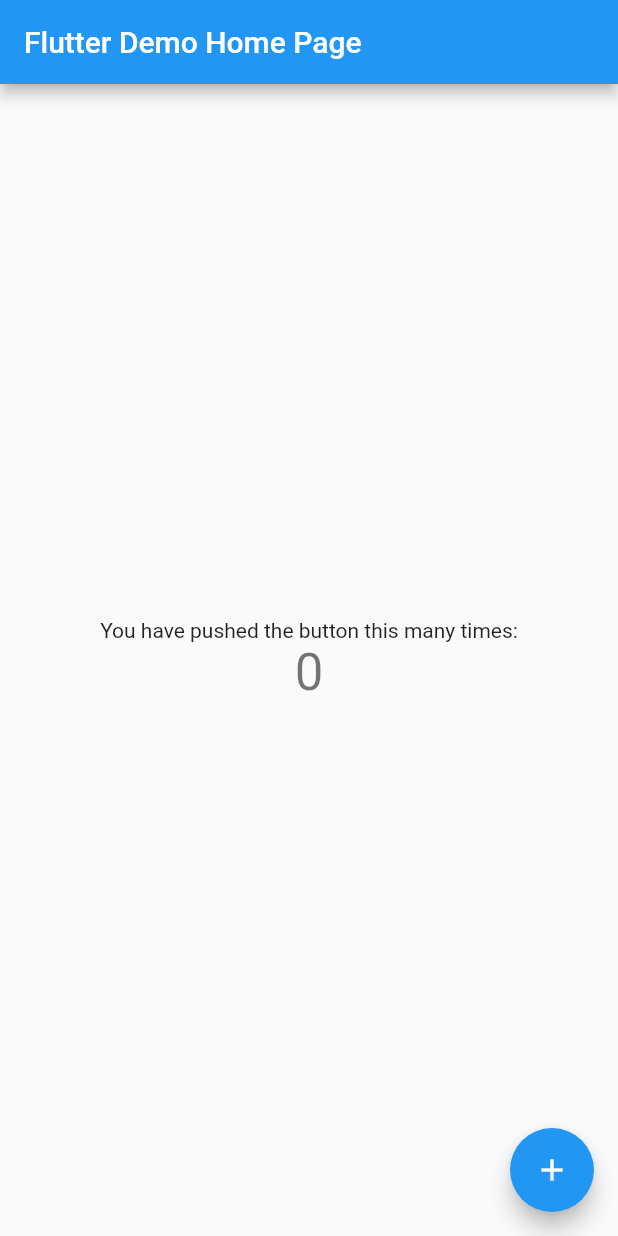
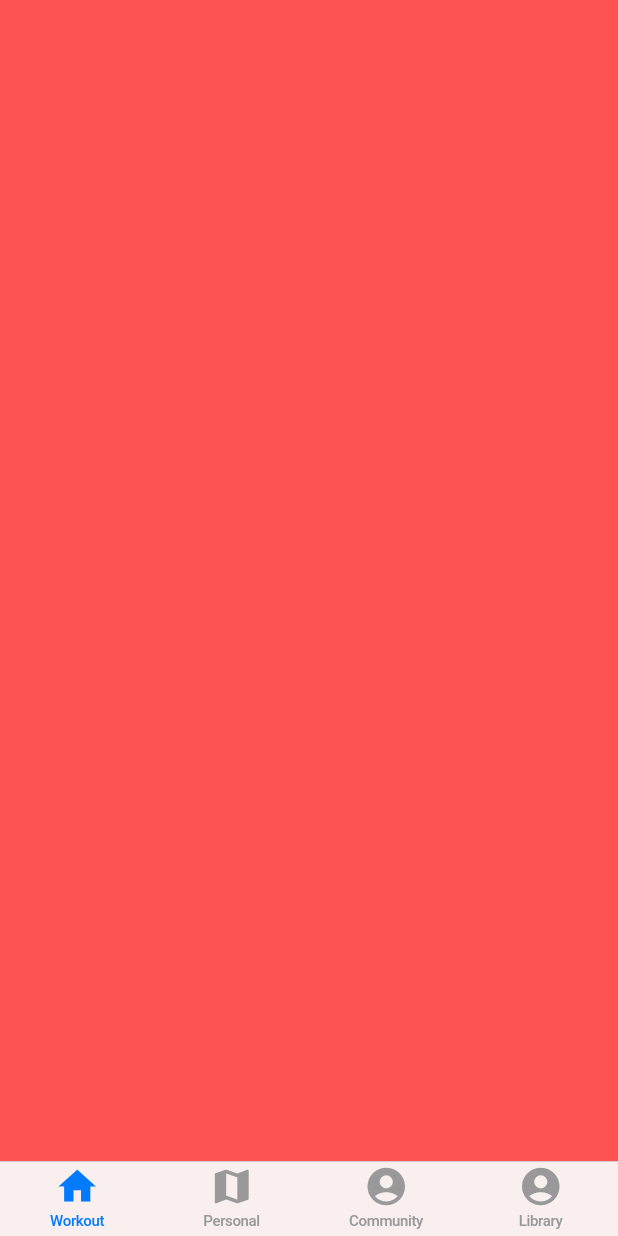
Before and after one commit to Toolenaar/TrojanWorkoutApp, a Flutter app: the screen it shows after launch, on a phone screen of 412 x 824 dp. Run offline on Flutter 3.47's test engine with Material 2 defaults, Android fonts, the phone set to English and light mode, and no system bars.

Commit message:
Cupertino & Navigation
The navigation bar is made with 4 tabs, workout/personal/community/library and is designed with cupertino theme.

```diff
--- a/workoutapp/lib/main.dart
+++ b/workoutapp/lib/main.dart
@@ -1,117 +1,110 @@
 import 'package:flutter/material.dart';
+import 'package:flutter/cupertino.dart';
 
+final GlobalKey<NavigatorState> firstTabNavKey = GlobalKey<NavigatorState>();
+final GlobalKey<NavigatorState> secondTabNavKey = GlobalKey<NavigatorState>();
+final GlobalKey<NavigatorState> thirdTabNavKey = GlobalKey<NavigatorState>();
+final GlobalKey<NavigatorState> fourthTabNavKey = GlobalKey<NavigatorState>();
 void main() {
-  runApp(MyApp());
+  runApp(
+    new CupertinoApp(
+      home: new HomeScreen(),
+      localizationsDelegates: const <LocalizationsDelegate<dynamic>>[
+        DefaultMaterialLocalizations.delegate,
+        DefaultWidgetsLocalizations.delegate,
+],
+    ),
+  );
 }
 
-class MyApp extends StatelessWidget {
-  // This widget is the root of your application.
+class HomeScreen extends StatefulWidget {
+  @override
+  _HomeScreenState createState() => _HomeScreenState();
+}
+class _HomeScreenState extends State<HomeScreen> {
   @override
   Widget build(BuildContext context) {
-    return MaterialApp(
-      title: 'Flutter Demo',
-      theme: ThemeData(
-        // This is the theme of your application.
-        //
-        // Try running your application with "flutter run". You'll see the
-        // application has a blue toolbar. Then, without quitting the app, try
-        // changing the primarySwatch below to Colors.green and then invoke
-        // "hot reload" (press "r" in the console where you ran "flutter run",
-        // or simply save your changes to "hot reload" in a Flutter IDE).
-        // Notice that the counter didn't reset back to zero; the application
-        // is not restarted.
-        primarySwatch: Colors.blue,
-        // This makes the visual density adapt to the platform that you run
-        // the app on. For desktop platforms, the controls will be smaller and
-        // closer together (more dense) than on mobile platforms.
-        visualDensity: VisualDensity.adaptivePlatformDensity,
+    return CupertinoTabScaffold(
+      tabBar: CupertinoTabBar(
+        items: [
+          BottomNavigationBarItem(
+            icon: Icon(Icons.home),
+            title: Text('Workout'),
+          ),
+          BottomNavigationBarItem(
+            icon: Icon(Icons.map),
+            title: Text('Personal'),
+          ),
+          BottomNavigationBarItem(
+            icon: Icon(Icons.account_circle),
+            title: Text('Community'),
+          ),
+          BottomNavigationBarItem(
+            icon: Icon(Icons.account_circle),
+            title: Text('Library'),
+          ),
+        ],
       ),
-      home: MyHomePage(title: 'Flutter Demo Home Page'),
+      tabBuilder: (context, index) {
+        if (index == 0) {
+          return CupertinoTabView(
+            navigatorKey: firstTabNavKey,
+            builder: (BuildContext context) => Workouts(),
+          );
+        } else if (index == 1) {
+          return CupertinoTabView(
+            navigatorKey: secondTabNavKey,
+            builder: (BuildContext context) => Personal(),
+          );
+        } else if (index == 2) {
+          return CupertinoTabView(
+            navigatorKey: thirdTabNavKey,
+            builder: (BuildContext context) => Community(),
+          );
+        }
+        else  {
+          return CupertinoTabView(
+            navigatorKey: thirdTabNavKey,
+            builder: (BuildContext context) => Library(),
+          );
+        }
+      },
     );
   }
 }
 
-class MyHomePage extends StatefulWidget {
-  MyHomePage({Key key, this.title}) : super(key: key);
-
-  // This widget is the home page of your application. It is stateful, meaning
-  // that it has a State object (defined below) that contains fields that affect
-  // how it looks.
-
-  // This class is the configuration for the state. It holds the values (in this
-  // case the title) provided by the parent (in this case the App widget) and
-  // used by the build method of the State. Fields in a Widget subclass are
-  // always marked "final".
-
-  final String title;
-
-  @override
-  _MyHomePageState createState() => _MyHomePageState();
-}
-
-class _MyHomePageState extends State<MyHomePage> {
-  int _counter = 0;
-
-  void _incrementCounter() {
-    setState(() {
-      // This call to setState tells the Flutter framework that something has
-      // changed in this State, which causes it to rerun the build method below
-      // so that the display can reflect the updated values. If we changed
-      // _counter without calling setState(), then the build method would not be
-      // called again, and so nothing would appear to happen.
-      _counter++;
-    });
-  }
-
+class Workouts extends StatelessWidget {
   @override
   Widget build(BuildContext context) {
-    // This method is rerun every time setState is called, for instance as done
-    // by the _incrementCounter method above.
-    //
-    // The Flutter framework has been optimized to make rerunning build methods
-    // fast, so that you can just rebuild anything that needs updating rather
-    // than having to individually change instances of widgets.
-    return Scaffold(
-      appBar: AppBar(
-        // Here we take the value from the MyHomePage object that was created by
-        // the App.build method, and use it to set our appbar title.
-        title: Text(widget.title),
-      ),
-      body: Center(
-        // Center is a layout widget. It takes a single child and positions it
-        // in the middle of the parent.
-        child: Column(
-          // Column is also a layout widget. It takes a list of children and
-          // arranges them vertically. By default, it sizes itself to fit its
-          // children horizontally, and tries to be as tall as its parent.
-          //
-          // Invoke "debug painting" (press "p" in the console, choose the
-          // "Toggle Debug Paint" action from the Flutter Inspector in Android
-          // Studio, or the "Toggle Debug Paint" command in Visual Studio Code)
-          // to see the wireframe for each widget.
-          //
-          // Column has various properties to control how it sizes itself and
-          // how it positions its children. Here we use mainAxisAlignment to
-          // center the children vertically; the main axis here is the vertical
-          // axis because Columns are vertical (the cross axis would be
-          // horizontal).
-          mainAxisAlignment: MainAxisAlignment.center,
-          children: <Widget>[
-            Text(
-              'You have pushed the button this many times:',
-            ),
-            Text(
-              '$_counter',
-              style: Theme.of(context).textTheme.headline4,
-            ),
-          ],
-        ),
-      ),
-      floatingActionButton: FloatingActionButton(
-        onPressed: _incrementCounter,
-        tooltip: 'Increment',
-        child: Icon(Icons.add),
-      ), // This trailing comma makes auto-formatting nicer for build methods.
+    return Container(
+      color: Colors.redAccent,
     );
   }
 }
+
+class Personal extends StatelessWidget {
+  @override
+  Widget build(BuildContext context) {
+    return Container(
+      color: Colors.greenAccent,
+    );
+  }
+}
+
+class Community extends StatelessWidget {
+  @override
+  Widget build(BuildContext context) {
+    return Container(
+      color: Colors.blue,
+    );
+  }
+}
+
+class Library extends StatelessWidget {
+  @override
+  Widget build(BuildContext context) {
+    return Container(
+      color: Colors.yellowAccent,
+    );
+  }
+}
```
